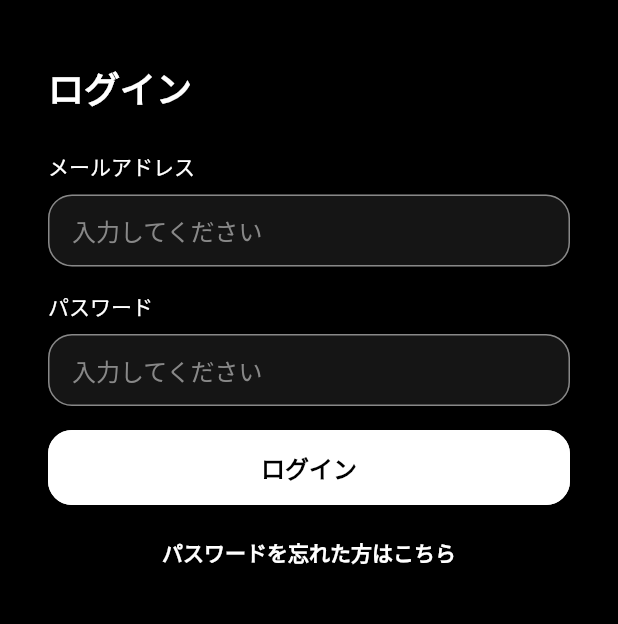
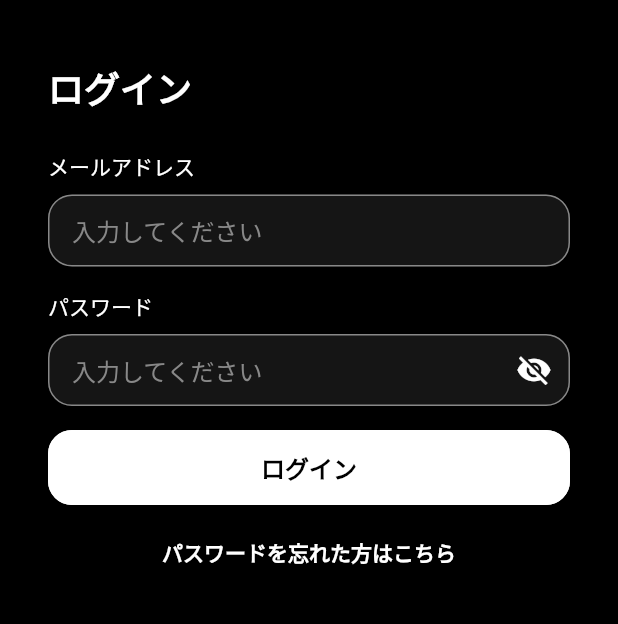
Before and after one commit to Haru-Kobayashi073/my_fave_app, a Flutter app: the screen it shows after launch, after a tap on "ログイン", on a phone screen of 412 x 824 dp, the part 59-683 px from its top. Run offline on Flutter 3.47's test engine with Material 3 defaults, Android fonts, the phone set to English and light mode, and no system bars; our stand-ins replace email_validator, firebase_core, flutter_hooks, flutter_svg, go_router, hooks_riverpod and 1 more; accounts and stored records are empty; generated files the repository leaves out were written again.

Commit message:
add: ログインページのパスワードフォームにVisibleを追加

```diff
--- a/lib/pages/login/login_page.dart
+++ b/lib/pages/login/login_page.dart
@@ -10,6 +10,7 @@ class LoginPage extends HookConsumerWidget {
   Widget build(BuildContext context, WidgetRef ref) {
     final emailController = useTextEditingController();
     final passwordController = useTextEditingController();
+    final obscureText = useToggle(true);
     final formKey = useFormStateKey();
     final validateMode = useState<AutovalidateMode>(AutovalidateMode.disabled);
 
@@ -47,7 +48,18 @@ class LoginPage extends HookConsumerWidget {
                   controller: passwordController,
                   keyboardType: TextInputType.visiblePassword,
                   validator: Validator.password,
+                  obscureText: obscureText.value,
                   autovalidateMode: validateMode.value,
+                  icon: IconButton(
+                    icon: Icon(
+                      obscureText.value
+                          ? Icons.visibility_off
+                          : Icons.visibility,
+                      color: AppColor.white,
+                    ),
+                    splashRadius: 1,
+                    onPressed: obscureText.toggle,
+                  ),
                 ),
                 CommonButton(
                   onPressed: () {
```
